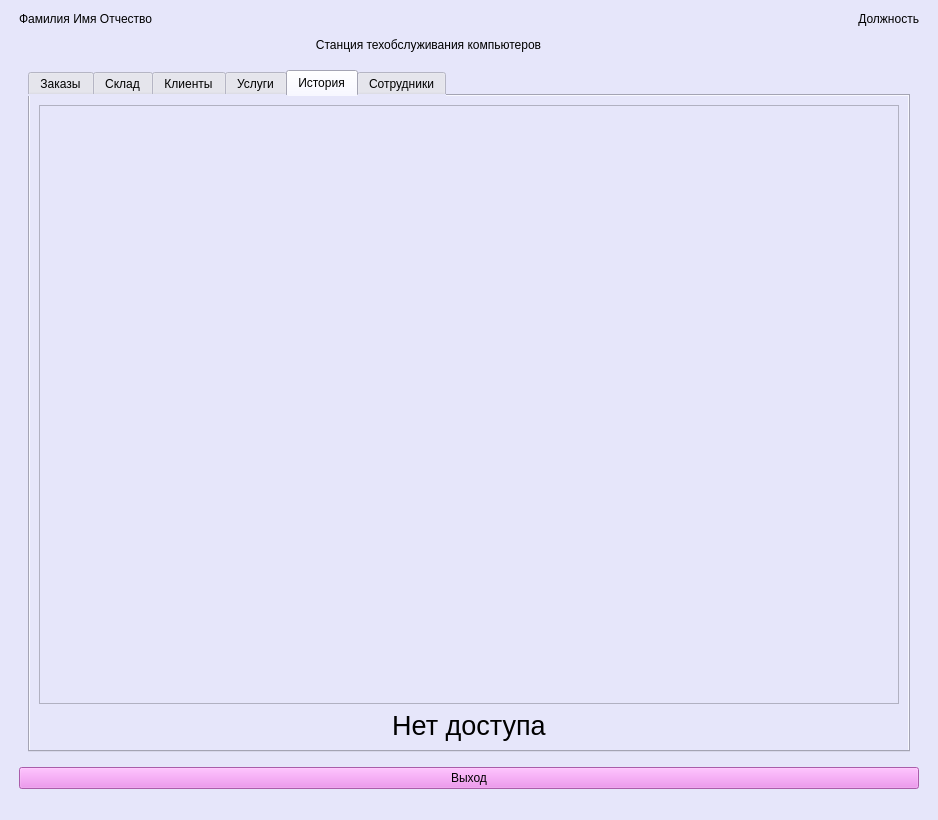
Old version of the form forms/main.ui in the repository Cr1sspY/STOK_diplom.
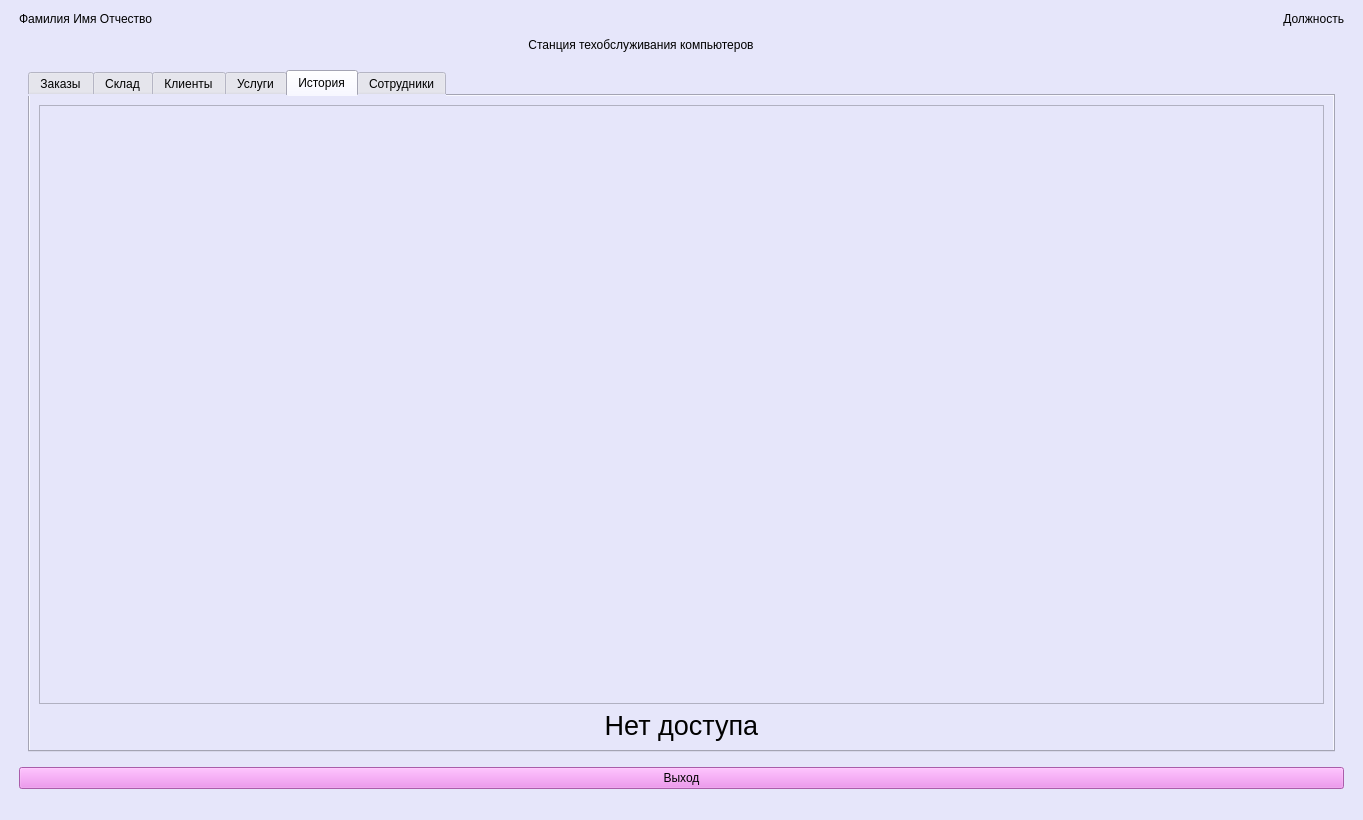
New version of the form. The open tabs and pages were chosen to show the change. Icons and pictures are not drawn.

Patch:
```diff
--- a/forms/main.ui
+++ b/forms/main.ui
@@ -6,7 +6,7 @@
    <rect>
     <x>0</x>
     <y>0</y>
-    <width>938</width>
+    <width>1363</width>
     <height>820</height>
    </rect>
   </property>
```
Left out of the diff: 4 changed lines with no effect on the pictures.
